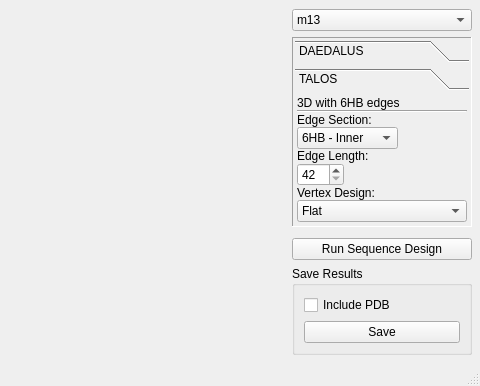
Qt form ui/AthenaMainWindow.ui (lcbb/athena) before a commit; both pictures show x 414 to 894 and y 237 to 623 of the 894 by 623 pixel window.
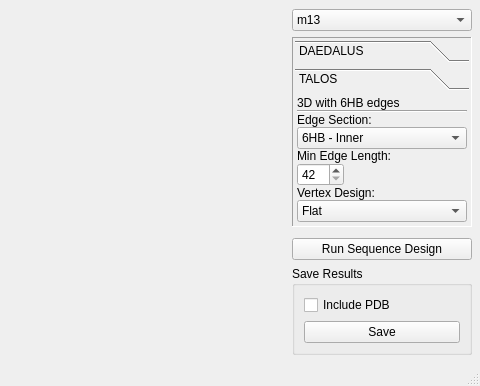
The same form after that commit. The open tabs and pages were chosen to show the change. Custom widgets are drawn as their Qt base class.

Commit message: Min edge length; wheel focus

What changed in the file:
```diff
--- a/ui/AthenaMainWindow.ui
+++ b/ui/AthenaMainWindow.ui
@@ -1601,8 +1601,8 @@
                    <rect>
                     <x>0</x>
                     <y>0</y>
-                    <width>98</width>
-                    <height>28</height>
+                    <width>176</width>
+                    <height>117</height>
                    </rect>
                   </property>
                   <property name="sizePolicy">
@@ -1654,7 +1654,7 @@
                    <item>
                     <widget class="QComboBox" name="talosEdgeSectionBox">
                      <property name="sizePolicy">
-                      <sizepolicy hsizetype="Maximum" vsizetype="Fixed">
+                      <sizepolicy hsizetype="Preferred" vsizetype="Fixed">
                        <horstretch>0</horstretch>
                        <verstretch>0</verstretch>
                       </sizepolicy>
@@ -1677,7 +1677,7 @@
                    <item>
                     <widget class="QLabel" name="label_7">
                      <property name="text">
-                      <string>Edge Length:</string>
+                      <string>Min Edge Length:</string>
                      </property>
                     </widget>
                    </item>
```
Left out of the diff: 12 changed lines with no effect on the pictures.
